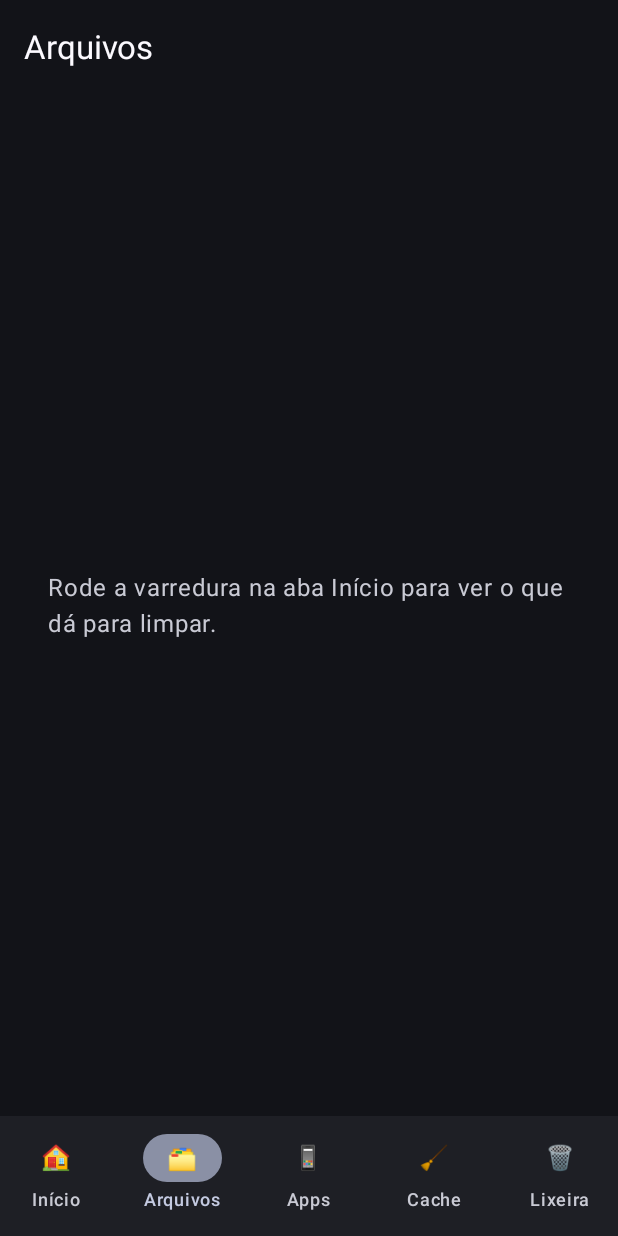
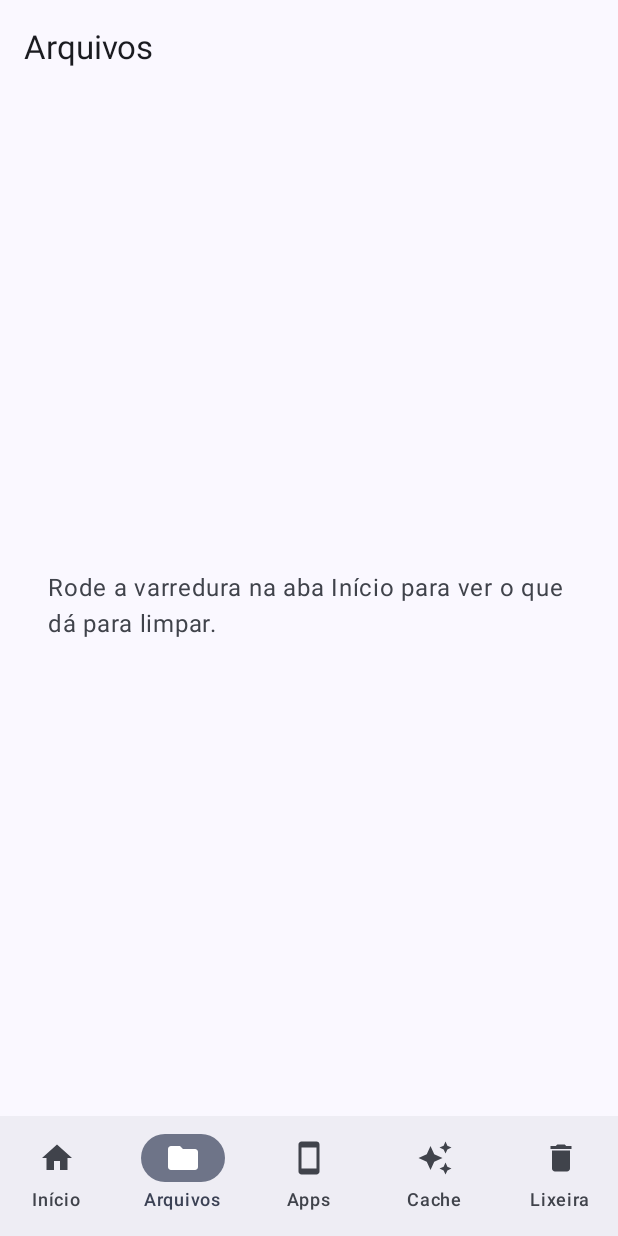
Before and after one commit to bahiense/projetoTeste, an Android app built with Jetpack Compose: the screen it shows after launch (MainActivity), item 2 of the bottom bar chosen, on a phone screen of 412 x 824 dp. Run offline under Robolectric (Android 15) with nearby library versions, the phone set to English and light mode, and no system bars; 1 statement that could not run was skipped.

Commit message:
Tema claro, ícones desenhados e seletor de aparência
O app era escuro e só. "Deixe mais claro" não tinha resposta possível
dentro dele, e o Android não deixa escolher tema por aplicativo — então a
escolha passou a morar aqui, no fim da tela inicial: Automático segue o
aparelho, Claro e Escuro valem só para o Faxina.

O tema claro não é o escuro invertido. No escuro a hierarquia se faz
clareando; no claro, repetir a receita ao contrário e escurecer os cartões
produz aquele cinza encardido que faz um app parecer velho. Aqui o fundo é
um cinza levíssimo e o cartão é branco puro: o conteúdo é a parte clara, o
fundo é o descanso. No Android 12+ as duas variantes vêm do Material You.

Emoji saiu da barra de navegação. É o detalhe que mais denuncia um app
amador: traço de outra família, tamanho que não obedece ao tema e cor que
não muda ao selecionar. No lugar, cinco vetores próprios de um traço só,
que herdam a cor do Material como qualquer ícone nativo — sem arrastar uma
biblioteca de ícones inteira para dentro de um APK que não roda R8.

E o splash ganhou versão clara em values/ com a escura em values-night/.
Sem isso um aparelho no modo claro veria um lampejo preto a cada abertura,
que é exatamente o tipo de detalhe que faz o app parecer mal-acabado.

```diff
--- a/faxina/app/build.gradle.kts
+++ b/faxina/app/build.gradle.kts
@@ -12,8 +12,8 @@ android {
         applicationId = "com.bahiense.faxina"
         minSdk = 26
         targetSdk = 35
-        versionCode = 27
-        versionName = "4.3"
+        versionCode = 28
+        versionName = "4.4"
     }
 
     /*
--- a/faxina/app/src/main/java/com/bahiense/faxina/MainActivity.kt
+++ b/faxina/app/src/main/java/com/bahiense/faxina/MainActivity.kt
@@ -17,11 +17,14 @@ import android.widget.TextView
 import androidx.activity.ComponentActivity
 import androidx.activity.compose.setContent
 import androidx.activity.enableEdgeToEdge
+import androidx.annotation.DrawableRes
 import androidx.compose.foundation.layout.Box
 import androidx.compose.foundation.layout.fillMaxSize
 import androidx.compose.foundation.layout.padding
+import androidx.compose.foundation.layout.size
 import androidx.compose.foundation.shape.RoundedCornerShape
 import androidx.compose.material3.ExperimentalMaterial3Api
+import androidx.compose.material3.Icon
 import androidx.compose.material3.MaterialTheme
 import androidx.compose.material3.NavigationBar
 import androidx.compose.material3.NavigationBarItem
@@ -33,8 +36,11 @@ import androidx.compose.material3.Surface
 import androidx.compose.material3.Text
 import androidx.compose.material3.TopAppBar
 import androidx.compose.material3.TopAppBarDefaults
+import androidx.compose.foundation.isSystemInDarkTheme
 import androidx.compose.material3.darkColorScheme
 import androidx.compose.material3.dynamicDarkColorScheme
+import androidx.compose.material3.dynamicLightColorScheme
+import androidx.compose.material3.lightColorScheme
 import androidx.compose.runtime.Composable
 import androidx.compose.runtime.LaunchedEffect
 import androidx.compose.runtime.getValue
@@ -45,6 +51,7 @@ import androidx.compose.ui.Alignment
 import androidx.compose.ui.Modifier
 import androidx.compose.ui.graphics.Color
 import androidx.compose.ui.platform.LocalContext
+import androidx.compose.ui.res.painterResource
 import androidx.compose.ui.unit.dp
 import androidx.lifecycle.Lifecycle
 import androidx.lifecycle.compose.LifecycleEventEffect
@@ -72,7 +79,20 @@ class MainActivity : ComponentActivity() {
             return
         }
 
-        setContent { TemaFaxina { Faxina() } }
+        setContent {
+            // Lido aqui e guardado em estado: trocar o tema tem de repintar o
+            // app na hora, sem exigir que o usuário feche e abra de novo.
+            var tema by remember { mutableStateOf(Preferencias.tema(this)) }
+            TemaFaxina(tema) {
+                Faxina(
+                    tema = tema,
+                    aoTrocarTema = {
+                        Preferencias.definirTema(this, it)
+                        tema = it
+                    },
+                )
+            }
+        }
     }
 
     private fun telaDeFalha(texto: String): View {
@@ -149,29 +169,65 @@ class MainActivity : ComponentActivity() {
     }
 }
 
-/**
- * Paleta escura de propósito: o app vive ao lado da tela de armazenamento da
- * Samsung, que é escura, e uma tela clara no meio do caminho incomoda.
- *
- * Esta paleta fixa é o plano B. No Android 12+ o tema vem do Material You:
- * as cores são extraídas do papel de parede do usuário, e o app passa a
- * combinar com o resto do aparelho — inclusive com a One UI, que usa o mesmo
- * mecanismo. É o que faz um app parecer "de agora" sem nenhum truque.
- */
+/** A paleta escura de reserva, para antes do Material You. */
 private val esquemaEscuro = darkColorScheme(
     primary = Color(0xFF4DD0C7),
     onPrimary = Color(0xFF00201E),
     primaryContainer = Color(0xFF00504B),
     onPrimaryContainer = Color(0xFF9CF2E9),
     secondary = Color(0xFFB0CCC8),
-    background = Color(0xFF07080A),
+    secondaryContainer = Color(0xFF324B48),
+    onSecondaryContainer = Color(0xFFCCE8E3),
+    background = Color(0xFF0E1413),
     onBackground = Color(0xFFE3E3E3),
-    surface = Color(0xFF07080A),
+    surface = Color(0xFF0E1413),
     onSurface = Color(0xFFE3E3E3),
     surfaceVariant = Color(0xFF1B1F1E),
     onSurfaceVariant = Color(0xFFBFC9C7),
+    surfaceContainer = Color(0xFF171D1C),
+    surfaceContainerHigh = Color(0xFF1F2625),
+    surfaceContainerHighest = Color(0xFF2A3130),
     error = Color(0xFFFFB4AB),
+    errorContainer = Color(0xFF7A2C25),
+    onErrorContainer = Color(0xFFFFDAD6),
     outline = Color(0xFF3D4644),
+)
+
+/**
+ * O tema claro, e por que os cartões são brancos.
+ *
+ * No escuro a hierarquia se faz clareando: o fundo é quase preto e cada
+ * camada acima dele sobe um degrau. No claro o instinto é repetir a receita
+ * ao contrário e escurecer os cartões — e é assim que se produz aquele
+ * cinza encardido que faz um app parecer velho.
+ *
+ * Aqui é o oposto: o fundo é um cinza levíssimo e **o cartão é branco puro**.
+ * O conteúdo é a parte clara, o fundo é o descanso. É o que faz uma tela
+ * parecer limpa em vez de apagada.
+ */
+private val esquemaClaro = lightColorScheme(
+    primary = Color(0xFF006A62),
+    onPrimary = Color(0xFFFFFFFF),
+    primaryContainer = Color(0xFF9CF2E9),
+    onPrimaryContainer = Color(0xFF00201E),
+    secondary = Color(0xFF4A635F),
+    onSecondary = Color(0xFFFFFFFF),
+    secondaryContainer = Color(0xFFCCE8E3),
+    onSecondaryContainer = Color(0xFF051F1D),
+    background = Color(0xFFF2F5F4),
+    onBackground = Color(0xFF171D1C),
+    surface = Color(0xFFF2F5F4),
+    onSurface = Color(0xFF171D1C),
+    surfaceVariant = Color(0xFFE2E9E7),
+    onSurfaceVariant = Color(0xFF56605E),
+    surfaceContainer = Color(0xFFFFFFFF),
+    surfaceContainerHigh = Color(0xFFFFFFFF),
+    surfaceContainerHighest = Color(0xFFE4EAE8),
+    error = Color(0xFFBA1A1A),
+    onError = Color(0xFFFFFFFF),
+    errorContainer = Color(0xFFFFDAD6),
+    onErrorContainer = Color(0xFF410002),
+    outline = Color(0xFFCBD5D2),
 )
 
 /**
@@ -180,23 +236,32 @@ private val esquemaEscuro = darkColorScheme(
  * componentes leem daqui, uma linha muda o app todo.
  */
 private val formas = Shapes(
-    extraSmall = RoundedCornerShape(8.dp),
-    small = RoundedCornerShape(14.dp),
-    medium = RoundedCornerShape(20.dp),
+    extraSmall = RoundedCornerShape(10.dp),
+    small = RoundedCornerShape(16.dp),
+    medium = RoundedCornerShape(22.dp),
     large = RoundedCornerShape(28.dp),
     extraLarge = RoundedCornerShape(36.dp),
 )
 
 @Composable
-fun TemaFaxina(conteudo: @Composable () -> Unit) {
+fun TemaFaxina(tema: Tema, conteudo: @Composable () -> Unit) {
     val ctx = LocalContext.current
+    val escuro = when (tema) {
+        Tema.CLARO -> false
+        Tema.ESCURO -> true
+        Tema.SISTEMA -> isSystemInDarkTheme()
+    }
 
-    // Sempre a variante escura do esquema dinâmico: a identidade do app é
-    // escura, e o Material You entra para dar a cor, não para clarear.
-    val esquema = if (Build.VERSION.SDK_INT >= Build.VERSION_CODES.S) {
-        dynamicDarkColorScheme(ctx)
-    } else {
-        esquemaEscuro
+    /*
+     * Material You quando o aparelho tem: a paleta sai do papel de parede e o
+     * app passa a combinar com a One UI em vez de trazer uma cor fixa que
+     * envelhece. As paletas acima são o plano B do Android 11 para baixo.
+     */
+    val esquema = when {
+        Build.VERSION.SDK_INT >= Build.VERSION_CODES.S && escuro -> dynamicDarkColorScheme(ctx)
+        Build.VERSION.SDK_INT >= Build.VERSION_CODES.S -> dynamicLightColorScheme(ctx)
+        escuro -> esquemaEscuro
+        else -> esquemaClaro
     }
 
     MaterialTheme(colorScheme = esquema, shapes = formas) {
@@ -204,17 +269,29 @@ fun TemaFaxina(conteudo: @Composable () -> Unit) {
     }
 }
 
-private enum class Aba(val titulo: String, val emoji: String) {
-    RESUMO("Início", "🏠"),
-    ARQUIVOS("Arquivos", "🗂️"),
-    APPS("Apps", "📱"),
-    CACHE("Cache", "🧹"),
-    LIXEIRA("Lixeira", "🗑️"),
+/**
+ * As abas, com desenho de verdade no lugar do emoji.
+ *
+ * Emoji na barra de navegação é o detalhe que mais denuncia um app amador: o
+ * traço é de outra família, o tamanho não obedece ao tema e a cor não muda
+ * quando o item é selecionado. Estes cinco são vetores próprios, de um traço
+ * só, que herdam a cor do Material como qualquer ícone nativo.
+ */
+private enum class Aba(val titulo: String, @DrawableRes val icone: Int) {
+    RESUMO("Início", R.drawable.ic_aba_inicio),
+    ARQUIVOS("Arquivos", R.drawable.ic_aba_arquivos),
+    APPS("Apps", R.drawable.ic_aba_apps),
+    CACHE("Cache", R.drawable.ic_aba_cache),
+    LIXEIRA("Lixeira", R.drawable.ic_aba_lixeira),
 }
 
 @OptIn(ExperimentalMaterial3Api::class)
 @Composable
-fun Faxina(vm: FaxinaViewModel = viewModel()) {
+fun Faxina(
+    tema: Tema,
+    aoTrocarTema: (Tema) -> Unit,
+    vm: FaxinaViewModel = viewModel(),
+) {
     val ctx = LocalContext.current
     var aba by remember { mutableStateOf(Aba.RESUMO) }
 
@@ -271,7 +348,13 @@ fun Faxina(vm: FaxinaViewModel = viewModel()) {
                     NavigationBarItem(
                         selected = aba == alvo,
                         onClick = { aba = alvo },
-                        icon = { Text(alvo.emoji) },
+                        icon = {
+                            Icon(
+                                painter = painterResource(alvo.icone),
+                                contentDescription = null,
+                                modifier = Modifier.size(24.dp),
+                            )
+                        },
                         label = { Text(alvo.titulo) },
                     )
                 }
@@ -280,7 +363,15 @@ fun Faxina(vm: FaxinaViewModel = viewModel()) {
         snackbarHost = { SnackbarHost(avisos) },
     ) { espaco ->
         Box(Modifier.padding(espaco)) {
-            ConteudoDaAba(aba, vm, podeLerArquivos, podeLerApps) { aba = it }
+            ConteudoDaAba(
+                aba = aba,
+                vm = vm,
+                podeLerArquivos = podeLerArquivos,
+                podeLerApps = podeLerApps,
+                tema = tema,
+                aoTrocarTema = aoTrocarTema,
+                aoTrocarAba = { aba = it },
+            )
             fila?.let {
                 FaixaDaFila(
                     fila = it,
@@ -303,6 +394,8 @@ private fun ConteudoDaAba(
     vm: FaxinaViewModel,
     podeLerArquivos: Boolean,
     podeLerApps: Boolean,
+    tema: Tema,
+    aoTrocarTema: (Tema) -> Unit,
     aoTrocarAba: (Aba) -> Unit,
 ) {
     val conteudo = Modifier.fillMaxSize()
@@ -337,6 +430,8 @@ private fun ConteudoDaAba(
             aoVerArquivos = { aoTrocarAba(Aba.ARQUIVOS) },
             aoVerApps = { aoTrocarAba(Aba.APPS) },
             aoVerDiagnostico = { noDiagnostico = true },
+            tema = tema,
+            aoTrocarTema = aoTrocarTema,
             modifier = conteudo,
         )
 
--- /dev/null
+++ b/faxina/app/src/main/java/com/bahiense/faxina/Preferencias.kt
@@ -0,0 +1,35 @@
+package com.bahiense.faxina
+
+import android.content.Context
+
+/** Claro, escuro, ou o que o aparelho estiver usando. */
+enum class Tema(val rotulo: String) {
+    SISTEMA("Automático"),
+    CLARO("Claro"),
+    ESCURO("Escuro"),
+}
+
+/**
+ * As poucas escolhas do usuário que precisam sobreviver ao fechamento do app.
+ *
+ * O tema é uma delas, e ter a opção importa mais do que parece: "seguir o
+ * sistema" é o padrão certo, mas quem deixa o celular no escuro e quer este
+ * app claro não tem como pedir isso ao Android — a escolha é por aparelho,
+ * não por aplicativo.
+ */
+object Preferencias {
+
+    private const val ARQUIVO = "faxina-preferencias"
+    private const val TEMA = "tema"
+
+    private fun caderno(ctx: Context) =
+        ctx.getSharedPreferences(ARQUIVO, Context.MODE_PRIVATE)
+
+    fun tema(ctx: Context): Tema =
+        runCatching { Tema.valueOf(caderno(ctx).getString(TEMA, null) ?: "") }
+            .getOrDefault(Tema.SISTEMA)
+
+    fun definirTema(ctx: Context, tema: Tema) {
+        caderno(ctx).edit().putString(TEMA, tema.name).apply()
+    }
+}
--- a/faxina/app/src/main/java/com/bahiense/faxina/Telas.kt
+++ b/faxina/app/src/main/java/com/bahiense/faxina/Telas.kt
@@ -88,6 +88,8 @@ fun TelaResumo(
     aoVerArquivos: () -> Unit,
     aoVerApps: () -> Unit,
     aoVerDiagnostico: () -> Unit,
+    tema: Tema,
+    aoTrocarTema: (Tema) -> Unit,
     modifier: Modifier = Modifier,
 ) {
     val ctx = LocalContext.current
@@ -358,6 +360,31 @@ fun TelaResumo(
                             style = MaterialTheme.typography.bodyMedium,
                             color = MaterialTheme.colorScheme.onSurfaceVariant,
                         )
+                    }
+                }
+            }
+        }
+
+        item {
+            Card(
+                colors = CardDefaults.cardColors(MaterialTheme.colorScheme.surfaceContainerHigh),
+                shape = RoundedCornerShape(24.dp),
+            ) {
+                Column(
+                    Modifier.padding(18.dp),
+                    verticalArrangement = Arrangement.spacedBy(10.dp),
+                ) {
+                    Text("Aparência", style = MaterialTheme.typography.titleMedium)
+                    Text(
+                        "\"Automático\" segue o aparelho. As outras duas valem só para o " +
+                            "Faxina — o Android não deixa escolher tema por aplicativo.",
+                        style = MaterialTheme.typography.bodySmall,
+                        color = MaterialTheme.colorScheme.onSurfaceVariant,
+                    )
+                    Row(horizontalArrangement = Arrangement.spacedBy(8.dp)) {
+                        Tema.entries.forEach { alvo ->
+                            Etiqueta(alvo.rotulo, tema == alvo) { aoTrocarTema(alvo) }
+                        }
                     }
                 }
             }
--- /dev/null
+++ b/faxina/app/src/main/res/drawable/ic_aba_apps.xml
@@ -0,0 +1,11 @@
+<?xml version="1.0" encoding="utf-8"?>
+<!-- Celular. Traço único, herda a cor do tema pelo tint do Icon do Compose. -->
+<vector xmlns:android="http://schemas.android.com/apk/res/android"
+    android:width="24dp"
+    android:height="24dp"
+    android:viewportWidth="24"
+    android:viewportHeight="24">
+    <path
+        android:fillColor="#FFFFFFFF"
+        android:pathData="M17,1.01L7,1C5.9,1 5,1.9 5,3v18c0,1.1 0.9,2 2,2h10c1.1,0 2,-0.9 2,-2V3c0,-1.1 -0.9,-1.99 -2,-1.99zM17,19H7V5h10v14z" />
+</vector>
--- /dev/null
+++ b/faxina/app/src/main/res/drawable/ic_aba_arquivos.xml
@@ -0,0 +1,11 @@
+<?xml version="1.0" encoding="utf-8"?>
+<!-- Pasta. Traço único, herda a cor do tema pelo tint do Icon do Compose. -->
+<vector xmlns:android="http://schemas.android.com/apk/res/android"
+    android:width="24dp"
+    android:height="24dp"
+    android:viewportWidth="24"
+    android:viewportHeight="24">
+    <path
+        android:fillColor="#FFFFFFFF"
+        android:pathData="M10,4H4C2.9,4 2.01,4.9 2.01,6L2,18c0,1.1 0.9,2 2,2h16c1.1,0 2,-0.9 2,-2V8c0,-1.1 -0.9,-2 -2,-2h-8l-2,-2z" />
+</vector>
--- /dev/null
+++ b/faxina/app/src/main/res/drawable/ic_aba_cache.xml
@@ -0,0 +1,11 @@
+<?xml version="1.0" encoding="utf-8"?>
+<!-- Brilho, para a limpeza. Traço único, herda a cor do tema pelo tint do Icon do Compose. -->
+<vector xmlns:android="http://schemas.android.com/apk/res/android"
+    android:width="24dp"
+    android:height="24dp"
+    android:viewportWidth="24"
+    android:viewportHeight="24">
+    <path
+        android:fillColor="#FFFFFFFF"
+        android:pathData="M19,9l1.25,-2.75L23,5l-2.75,-1.25L19,1l-1.25,2.75L15,5l2.75,1.25L19,9zM11.5,9.5L9,4 6.5,9.5 1,12l5.5,2.5L9,20l2.5,-5.5L17,12l-5.5,-2.5zM19,15l-1.25,2.75L15,19l2.75,1.25L19,23l1.25,-2.75L23,19l-2.75,-1.25L19,15z" />
+</vector>
--- /dev/null
+++ b/faxina/app/src/main/res/drawable/ic_aba_inicio.xml
@@ -0,0 +1,11 @@
+<?xml version="1.0" encoding="utf-8"?>
+<!-- Casa. Traço único, herda a cor do tema pelo tint do Icon do Compose. -->
+<vector xmlns:android="http://schemas.android.com/apk/res/android"
+    android:width="24dp"
+    android:height="24dp"
+    android:viewportWidth="24"
+    android:viewportHeight="24">
+    <path
+        android:fillColor="#FFFFFFFF"
+        android:pathData="M10,20v-6h4v6h5v-8h3L12,3 2,12h3v8z" />
+</vector>
--- /dev/null
+++ b/faxina/app/src/main/res/drawable/ic_aba_lixeira.xml
@@ -0,0 +1,11 @@
+<?xml version="1.0" encoding="utf-8"?>
+<!-- Lixeira. Traço único, herda a cor do tema pelo tint do Icon do Compose. -->
+<vector xmlns:android="http://schemas.android.com/apk/res/android"
+    android:width="24dp"
+    android:height="24dp"
+    android:viewportWidth="24"
+    android:viewportHeight="24">
+    <path
+        android:fillColor="#FFFFFFFF"
+        android:pathData="M6,19c0,1.1 0.9,2 2,2h8c1.1,0 2,-0.9 2,-2V7H6v12zM19,4h-3.5l-1,-1h-5l-1,1H5v2h14V4z" />
+</vector>
--- /dev/null
+++ b/faxina/app/src/main/res/values-night/themes.xml
@@ -0,0 +1,16 @@
+<?xml version="1.0" encoding="utf-8"?>
+<resources>
+    <!-- As mesmas janelas do values/themes.xml, na versão escura. -->
+    <style name="Theme.Faxina" parent="android:Theme.Material.NoActionBar">
+        <item name="android:windowBackground">#FF0E1413</item>
+        <item name="android:statusBarColor">#FF0E1413</item>
+        <item name="android:navigationBarColor">#FF0E1413</item>
+    </style>
+
+    <style name="Theme.Faxina.Splash" parent="Theme.SplashScreen">
+        <item name="windowSplashScreenBackground">#FF0E1413</item>
+        <item name="windowSplashScreenAnimatedIcon">@drawable/splash_icone</item>
+        <item name="windowSplashScreenAnimationDuration">400</item>
+        <item name="postSplashScreenTheme">@style/Theme.Faxina</item>
+    </style>
+</resources>
--- a/faxina/app/src/main/res/values/themes.xml
+++ b/faxina/app/src/main/res/values/themes.xml
@@ -1,13 +1,15 @@
 <?xml version="1.0" encoding="utf-8"?>
 <resources>
     <!--
-      O tema do sistema só pinta a janela antes do Compose desenhar. Fundo
-      preto para não dar o flash branco na abertura, já que o app é escuro.
+      O tema do sistema só pinta a janela antes de o Compose desenhar. Precisa
+      combinar com o fundo que virá em seguida, senão a abertura pisca: claro
+      aqui, e o values-night traz a versão escura. Sem isso, um aparelho no
+      modo claro veria um lampejo preto a cada abertura.
     -->
-    <style name="Theme.Faxina" parent="android:Theme.Material.NoActionBar">
-        <item name="android:windowBackground">#FF07080A</item>
-        <item name="android:statusBarColor">#FF07080A</item>
-        <item name="android:navigationBarColor">#FF07080A</item>
+    <style name="Theme.Faxina" parent="android:Theme.Material.Light.NoActionBar">
+        <item name="android:windowBackground">#FFF2F5F4</item>
+        <item name="android:statusBarColor">#FFF2F5F4</item>
+        <item name="android:navigationBarColor">#FFF2F5F4</item>
     </style>
 
     <!--
@@ -17,7 +19,7 @@
       terminar, o postSplashScreenTheme devolve o tema normal.
     -->
     <style name="Theme.Faxina.Splash" parent="Theme.SplashScreen">
-        <item name="windowSplashScreenBackground">#FF07080A</item>
+        <item name="windowSplashScreenBackground">#FFF2F5F4</item>
         <item name="windowSplashScreenAnimatedIcon">@drawable/splash_icone</item>
         <item name="windowSplashScreenAnimationDuration">400</item>
         <item name="postSplashScreenTheme">@style/Theme.Faxina</item>
```
Also changed, not shown: 1 other file.
